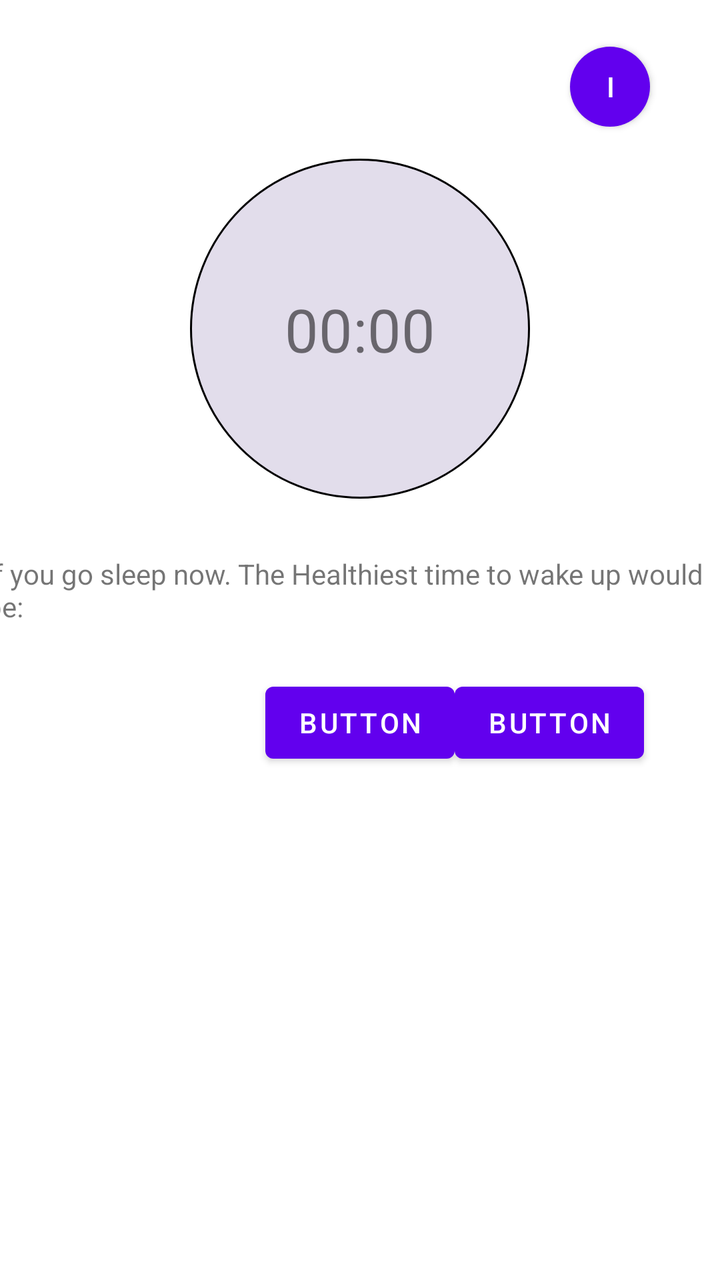
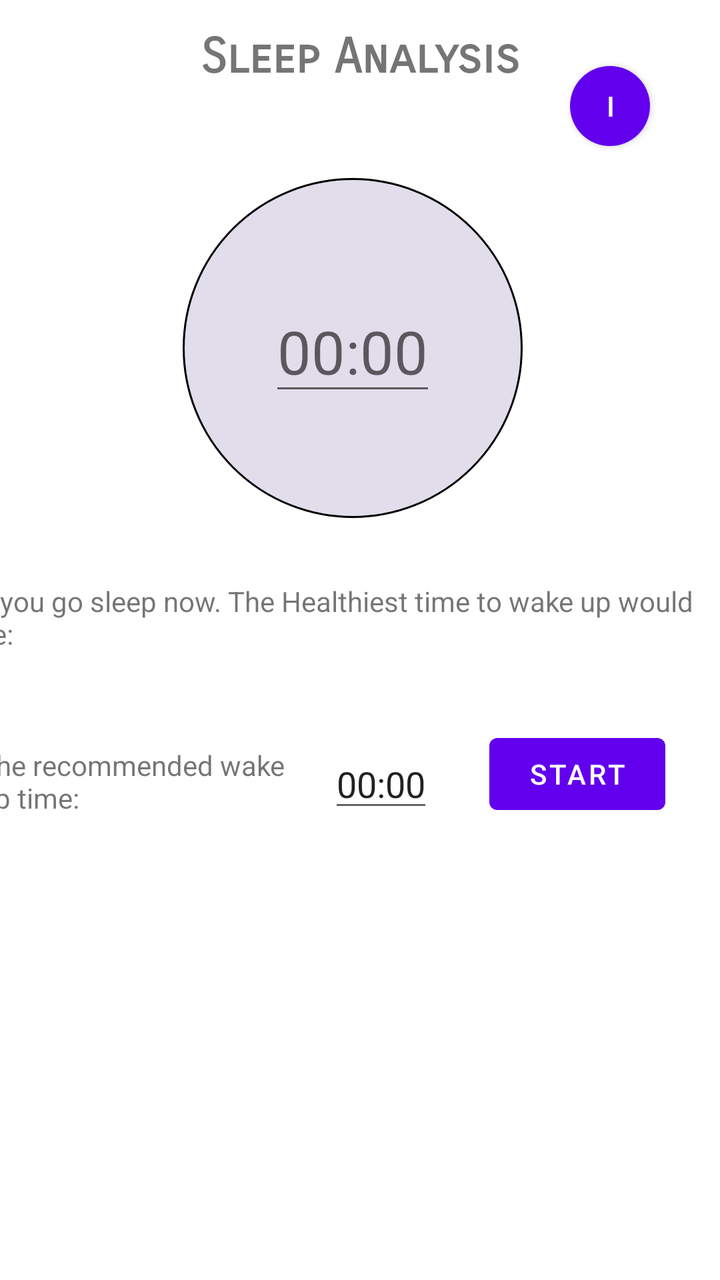

Compare the two renders of this Android layout. The source of the first and the diff that turns it into the second are given below.
<!-- AndroidManifest.xml: application theme Theme.Silva -->
<!-- res/layout/activity_sleep_analysis.xml -->
<?xml version="1.0" encoding="utf-8"?>
<androidx.constraintlayout.widget.ConstraintLayout xmlns:android="http://schemas.android.com/apk/res/android"
    xmlns:app="http://schemas.android.com/apk/res-auto"
    xmlns:tools="http://schemas.android.com/tools"
    android:id="@+id/sleepAnalysisID"
    android:layout_width="match_parent"
    android:layout_height="match_parent"
    tools:context=".SleepAnalysis">

    <TextView
        android:id="@+id/textView"
        android:layout_width="wrap_content"
        android:layout_height="wrap_content"
        android:layout_marginStart="169dp"
        android:layout_marginTop="24dp"
        android:layout_marginEnd="169dp"
        android:fontFamily="sans-serif-smallcaps"
        android:text="@string/title_sleep_analysis_page"
        android:textAlignment="center"
        android:textSize="24sp"
        android:textStyle="bold"
        app:layout_constraintBottom_toTopOf="@+id/rec_info"
        app:layout_constraintEnd_toEndOf="parent"
        app:layout_constraintStart_toStartOf="parent"
        app:layout_constraintTop_toTopOf="parent" />

    <Button
        android:id="@+id/rec_info"
        android:layout_width="40dp"
        android:layout_height="40dp"
        android:layout_marginBottom="16dp"
        android:background="@drawable/roundedbutton"
        android:text="i"
        app:layout_constraintBottom_toTopOf="@+id/Set_time"
        app:layout_constraintEnd_toEndOf="parent"
        app:layout_constraintHorizontal_bias="0.891"
        app:layout_constraintStart_toStartOf="parent" />

    <ImageView
        android:id="@+id/Set_time"
        android:layout_width="170dp"
        android:layout_height="170dp"
        android:layout_marginBottom="28dp"
        app:layout_constraintBottom_toTopOf="@+id/textView4"
        app:layout_constraintEnd_toEndOf="parent"
        app:layout_constraintStart_toStartOf="parent"
        app:srcCompat="@drawable/roundedtime" />

    <TextView
        android:id="@+id/time_dialog"
        android:layout_width="wrap_content"
        android:layout_height="wrap_content"
        android:text="00:00"
        android:textSize="30sp"
        app:layout_constraintBottom_toBottomOf="@+id/Set_time"
        app:layout_constraintEnd_toEndOf="@+id/Set_time"
        app:layout_constraintStart_toStartOf="@+id/Set_time"
        app:layout_constraintTop_toTopOf="@+id/Set_time" />

    <TextView
        android:id="@+id/textView4"
        android:layout_width="wrap_content"
        android:layout_height="wrap_content"
        android:layout_marginBottom="20dp"
        android:height="40dp"
        android:text="@string/text_sleep_analysis_2"
        app:layout_constraintBottom_toTopOf="@+id/rec_ime_1"
        app:layout_constraintEnd_toEndOf="@id/rec_ime_1"
        app:layout_constraintHorizontal_bias="0.266"
        app:layout_constraintStart_toStartOf="@id/rec_ime_3" />

    <Button
        android:id="@+id/rec_ime_3"
        android:layout_width="wrap_content"
        android:layout_height="wrap_content"
        android:layout_marginBottom="284dp"
        android:text="Button"
        app:layout_constraintBottom_toBottomOf="@+id/rec_ime_1"
        app:layout_constraintEnd_toStartOf="@+id/rec_ime_1"
        app:layout_constraintHorizontal_bias="0.5"
        app:layout_constraintHorizontal_chainStyle="packed"
        app:layout_constraintStart_toStartOf="parent"
        app:layout_constraintTop_toTopOf="@+id/rec_ime_1"
        app:layout_constraintVertical_bias="0.0" />

    <Button
        android:id="@+id/rec_ime_2"
        android:layout_width="wrap_content"
        android:layout_height="wrap_content"
        android:text="Button"
        app:layout_constraintBottom_toBottomOf="@+id/rec_ime_1"
        app:layout_constraintEnd_toEndOf="parent"
        app:layout_constraintHorizontal_bias="0.5"
        app:layout_constraintStart_toEndOf="@+id/rec_ime_1"
        app:layout_constraintTop_toTopOf="@+id/rec_ime_1"
        app:layout_constraintVertical_bias="0.0" />

    <Button
        android:id="@+id/rec_ime_1"
        android:layout_width="wrap_content"
        android:layout_height="wrap_content"
        android:text="Button"
        app:layout_constraintBottom_toBottomOf="parent"
        app:layout_constraintEnd_toStartOf="@+id/rec_ime_2"
        app:layout_constraintHorizontal_bias="0.5"
        app:layout_constraintStart_toEndOf="@+id/rec_ime_3"
        app:layout_constraintTop_toTopOf="parent"
        app:layout_constraintVertical_bias="0.57" />


</androidx.constraintlayout.widget.ConstraintLayout>
<!-- resources referenced by this layout -->
<resources>
  <!-- drawable roundedbutton (drawable) -->
  <?xml version="1.0" encoding="utf-8"?>
  <shape xmlns:android="http://schemas.android.com/apk/res/android" android:shape="rectangle">
      <solid android:color="#808080"/>
      <corners android:bottomLeftRadius="40dp"
          android:bottomRightRadius="40dp"
          android:topLeftRadius="40dp"
          android:topRightRadius="40dp"/>
  </shape>
  <!-- drawable roundedtime (drawable) -->
  <?xml version="1.0" encoding="utf-8"?>
  <shape xmlns:android="http://schemas.android.com/apk/res/android" android:shape="rectangle">
      <solid android:color="#e2ddeb"/>
      <corners android:bottomLeftRadius="170dp"
          android:bottomRightRadius="170dp"
          android:topLeftRadius="170dp"
          android:topRightRadius="170dp"/>
      <stroke android:color="@color/black"
          android:width="1dp"/>
  </shape>
  <string name="text_sleep_analysis_2">If you go sleep now. The Healthiest time to wake up would be:</string>
  <string name="title_sleep_analysis_page">Sleep Analysis</string>
  <style name="Theme.Silva" parent="Theme.MaterialComponents.DayNight.DarkActionBar">
          
          <item name="colorPrimary">@color/purple_500</item>
          <item name="colorPrimaryVariant">@color/purple_700</item>
          <item name="colorOnPrimary">@color/white</item>
          
          <item name="colorSecondary">@color/teal_200</item>
          <item name="colorSecondaryVariant">@color/teal_700</item>
          <item name="colorOnSecondary">@color/black</item>
          
          <item name="android:statusBarColor" tools:targetApi="l">?attr/colorPrimaryVariant</item>
          
      </style>
  <color name="black">#FF000000</color>
  <color name="purple_500">#FF6200EE</color>
  <color name="purple_700">#FF3700B3</color>
  <color name="white">#FFFFFFFF</color>
  <color name="teal_200">#FF03DAC5</color>
  <color name="teal_700">#FF018786</color>
</resources>

<!-- the commit's change to res/layout/activity_sleep_analysis.xml (unified diff, before → after) -->
@@ -2,7 +2,6 @@
 <androidx.constraintlayout.widget.ConstraintLayout xmlns:android="http://schemas.android.com/apk/res/android"
     xmlns:app="http://schemas.android.com/apk/res-auto"
     xmlns:tools="http://schemas.android.com/tools"
-    android:id="@+id/sleepAnalysisID"
     android:layout_width="match_parent"
     android:layout_height="match_parent"
     tools:context=".SleepAnalysis">
@@ -40,17 +39,19 @@
         android:id="@+id/Set_time"
         android:layout_width="170dp"
         android:layout_height="170dp"
-        android:layout_marginBottom="28dp"
+        android:layout_marginBottom="32dp"
         app:layout_constraintBottom_toTopOf="@+id/textView4"
         app:layout_constraintEnd_toEndOf="parent"
+        app:layout_constraintHorizontal_bias="0.481"
         app:layout_constraintStart_toStartOf="parent"
         app:srcCompat="@drawable/roundedtime" />
 
-    <TextView
+    <EditText
         android:id="@+id/time_dialog"
         android:layout_width="wrap_content"
         android:layout_height="wrap_content"
-        android:text="00:00"
+        android:textAlignment="center"
+        android:hint="00:00"
         android:textSize="30sp"
         app:layout_constraintBottom_toBottomOf="@+id/Set_time"
         app:layout_constraintEnd_toEndOf="@+id/Set_time"
@@ -61,51 +62,49 @@
         android:id="@+id/textView4"
         android:layout_width="wrap_content"
         android:layout_height="wrap_content"
-        android:layout_marginBottom="20dp"
+        android:layout_marginBottom="32dp"
         android:height="40dp"
         android:text="@string/text_sleep_analysis_2"
         app:layout_constraintBottom_toTopOf="@+id/rec_ime_1"
         app:layout_constraintEnd_toEndOf="@id/rec_ime_1"
-        app:layout_constraintHorizontal_bias="0.266"
-        app:layout_constraintStart_toStartOf="@id/rec_ime_3" />
-
-    <Button
-        android:id="@+id/rec_ime_3"
-        android:layout_width="wrap_content"
-        android:layout_height="wrap_content"
-        android:layout_marginBottom="284dp"
-        android:text="Button"
-        app:layout_constraintBottom_toBottomOf="@+id/rec_ime_1"
-        app:layout_constraintEnd_toStartOf="@+id/rec_ime_1"
-        app:layout_constraintHorizontal_bias="0.5"
-        app:layout_constraintHorizontal_chainStyle="packed"
-        app:layout_constraintStart_toStartOf="parent"
-        app:layout_constraintTop_toTopOf="@+id/rec_ime_1"
-        app:layout_constraintVertical_bias="0.0" />
-
-    <Button
-        android:id="@+id/rec_ime_2"
-        android:layout_width="wrap_content"
-        android:layout_height="wrap_content"
-        android:text="Button"
-        app:layout_constraintBottom_toBottomOf="@+id/rec_ime_1"
-        app:layout_constraintEnd_toEndOf="parent"
-        app:layout_constraintHorizontal_bias="0.5"
-        app:layout_constraintStart_toEndOf="@+id/rec_ime_1"
-        app:layout_constraintTop_toTopOf="@+id/rec_ime_1"
-        app:layout_constraintVertical_bias="0.0" />
+        app:layout_constraintHorizontal_bias="0.946"
+        app:layout_constraintStart_toStartOf="@id/rec_ime_1" />
 
     <Button
         android:id="@+id/rec_ime_1"
         android:layout_width="wrap_content"
         android:layout_height="wrap_content"
-        android:text="Button"
+        android:text="Start"
         app:layout_constraintBottom_toBottomOf="parent"
-        app:layout_constraintEnd_toStartOf="@+id/rec_ime_2"
-        app:layout_constraintHorizontal_bias="0.5"
-        app:layout_constraintStart_toEndOf="@+id/rec_ime_3"
+        app:layout_constraintEnd_toEndOf="parent"
+        app:layout_constraintHorizontal_bias="0.9"
+        app:layout_constraintStart_toStartOf="parent"
         app:layout_constraintTop_toTopOf="parent"
-        app:layout_constraintVertical_bias="0.57" />
+        app:layout_constraintVertical_bias="0.613" />
 
+    <EditText
+        android:id="@+id/setalarm"
+        android:layout_width="wrap_content"
+        android:layout_height="wrap_content"
+        android:text="00:00"
+        app:layout_constraintBottom_toBottomOf="@+id/rec_ime_1"
+        app:layout_constraintEnd_toStartOf="@+id/rec_ime_1"
+        app:layout_constraintHorizontal_bias="0.855"
+        app:layout_constraintStart_toStartOf="parent"
+        app:layout_constraintTop_toTopOf="@+id/rec_ime_1"
+        app:layout_constraintVertical_bias="1.0" />
+
+    <TextView
+        android:id="@+id/textView5"
+        android:layout_width="155dp"
+        android:layout_height="35dp"
+        android:text="The recommended wake up time:"
+        android:layout_marginRight="20dp"
+        app:layout_constraintBottom_toBottomOf="@+id/setalarm"
+        app:layout_constraintEnd_toStartOf="@+id/setalarm"
+        app:layout_constraintHorizontal_bias="1.0"
+        app:layout_constraintStart_toStartOf="parent"
+        app:layout_constraintTop_toTopOf="@+id/setalarm"
+        app:layout_constraintVertical_bias="0.5" />
 
 </androidx.constraintlayout.widget.ConstraintLayout>
